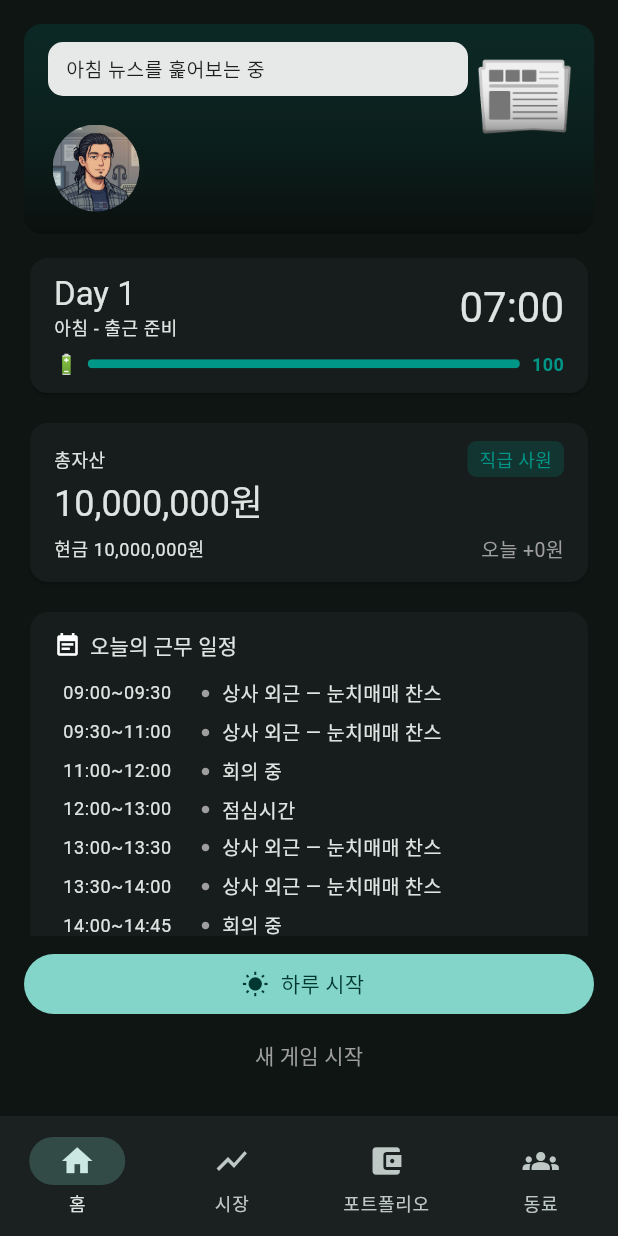
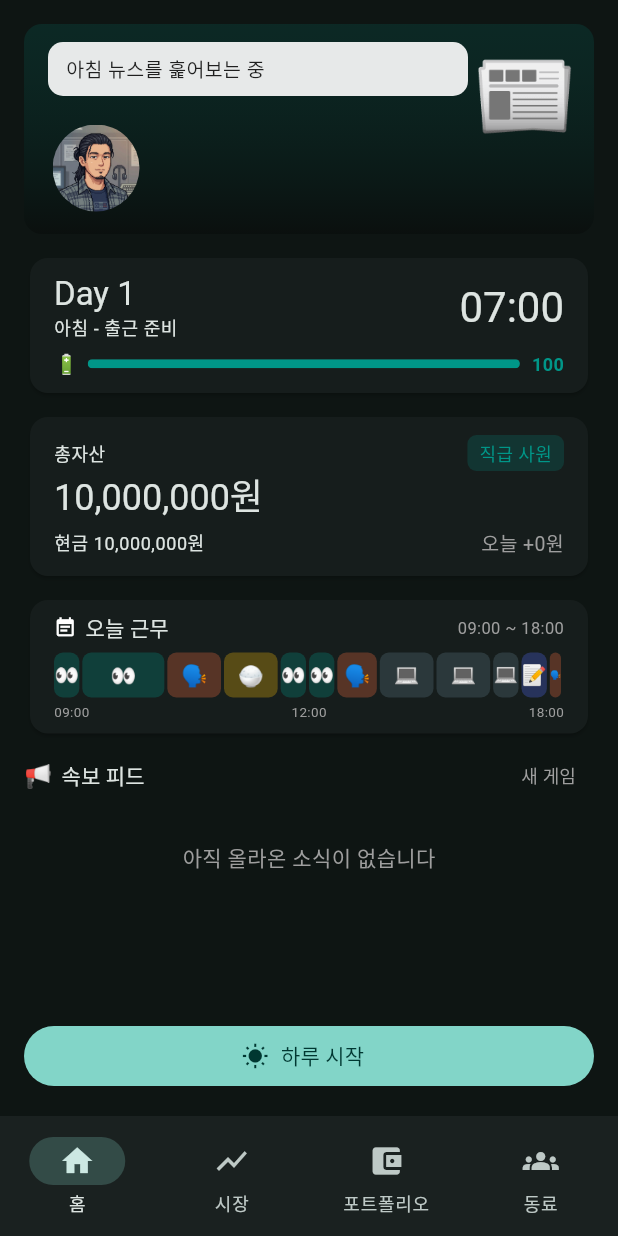
Before and after one commit to saechimdaeki/stock_life_game, a Flutter app: the MainShell screen opened directly, on a phone screen of 412 x 824 dp. Run offline on Flutter 3.47's test engine with Material 3 defaults, Android fonts, the phone set to English and light mode, and no system bars; our stand-ins replace fl_chart, flutter_riverpod, hive_ce_flutter; accounts and stored records are empty.

Commit message:
홈 UI 개선: 근무 일정 가로 타임라인 + 속보 피드 가시성
- 세로 일정 리스트를 길이 비례 가로 타임라인 바로 교체(현재 블록 강조, 색·이모지)
- 속보 피드가 화면 대부분을 차지하도록 상단 카드를 스크롤 영역으로 이동, 컨트롤만 하단 고정
- 시계 카드의 현재 블록 칩 제거(타임라인이 대체), 새 게임 버튼을 피드 헤더로 이동
- 순서 기억 미니게임 시연을 취소 가능한 타이머 체인으로 교체(테스트 플레이크 수정)

Co-Authored-By: Claude Fable 5 <noreply@anthropic.com>

```diff
--- a/lib/ui/screens/home_screen.dart
+++ b/lib/ui/screens/home_screen.dart
@@ -24,43 +24,46 @@ class HomeScreen extends ConsumerWidget {
         child: Column(
           crossAxisAlignment: CrossAxisAlignment.stretch,
           children: [
-            SceneView(controller: controller),
-            const SizedBox(height: 12),
-            _ClockCard(controller: controller),
-            const SizedBox(height: 12),
-            _AssetCard(session: session),
-            const SizedBox(height: 12),
+            // 컨트롤만 하단 고정, 나머지는 함께 스크롤(작은 화면 오버플로 방지).
             Expanded(
               child: ListView(
                 padding: EdgeInsets.zero,
                 children: [
-                  _ScheduleCard(
+                  SceneView(controller: controller),
+                  const SizedBox(height: 12),
+                  _ClockCard(controller: controller),
+                  const SizedBox(height: 8),
+                  _AssetCard(session: session),
+                  const SizedBox(height: 8),
+                  _ScheduleTimeline(
                     session: session,
                     currentMinute: session.clock.phase == DayPhase.work
                         ? session.clock.minuteOfDay
                         : null,
                   ),
-                  const SizedBox(height: 12),
+                  const SizedBox(height: 4),
                   Row(
                     children: [
-                      const Text('📢', style: TextStyle(fontSize: 16)),
+                      const Text('📢', style: TextStyle(fontSize: 15)),
                       const SizedBox(width: 6),
                       Text('속보 피드',
-                          style: Theme.of(context).textTheme.titleMedium),
+                          style: Theme.of(context).textTheme.titleSmall),
+                      const Spacer(),
+                      TextButton(
+                        onPressed: () => _confirmNewGame(context, controller),
+                        style: TextButton.styleFrom(
+                            visualDensity: VisualDensity.compact),
+                        child: const Text('새 게임',
+                            style: TextStyle(color: Colors.grey, fontSize: 12)),
+                      ),
                     ],
                   ),
-                  const SizedBox(height: 8),
                   _NewsFeed(session: session),
                 ],
               ),
             ),
             const SizedBox(height: 8),
             _DayControls(controller: controller),
-            TextButton(
-              onPressed: () => _confirmNewGame(context, controller),
-              child: const Text('새 게임 시작',
-                  style: TextStyle(color: Colors.grey)),
-            ),
           ],
         ),
       ),
@@ -104,9 +107,6 @@ class _ClockCard extends StatelessWidget {
   Widget build(BuildContext context) {
     final session = controller.session;
     final clock = session.clock;
-    final block = clock.phase == DayPhase.work
-        ? session.todaySchedule.blockAt(clock.minuteOfDay)
-        : null;
     return Card(
       child: Padding(
         padding: const EdgeInsets.symmetric(horizontal: 16, vertical: 10),
@@ -129,10 +129,6 @@ class _ClockCard extends StatelessWidget {
                     style: Theme.of(context).textTheme.headlineMedium),
               ],
             ),
-            if (block != null) ...[
-              const SizedBox(height: 8),
-              _BlockChip(block: block),
-            ],
             const SizedBox(height: 6),
             _ConditionBar(condition: session.condition),
           ],
@@ -173,33 +169,6 @@ class _ConditionBar extends StatelessWidget {
             style: TextStyle(
                 fontSize: 12, color: color, fontWeight: FontWeight.w700)),
       ],
-    );
-  }
-}
-
-/// 현재 근무 상황 표시(분위기용). 매매는 언제든 가능.
-class _BlockChip extends StatelessWidget {
-  const _BlockChip({required this.block});
-
-  final WorkBlock block;
-
-  @override
-  Widget build(BuildContext context) {
-    return Container(
-      padding: const EdgeInsets.symmetric(horizontal: 10, vertical: 5),
-      decoration: BoxDecoration(
-        color: Colors.white.withValues(alpha: 0.08),
-        borderRadius: BorderRadius.circular(8),
-      ),
-      child: Row(
-        mainAxisSize: MainAxisSize.min,
-        children: [
-          const Icon(Icons.work_outline, size: 16, color: Colors.grey),
-          const SizedBox(width: 6),
-          Text(block.label,
-              style: const TextStyle(color: Colors.grey, fontSize: 13)),
-        ],
-      ),
     );
   }
 }
@@ -256,84 +225,117 @@ class _AssetCard extends StatelessWidget {
   }
 }
 
-/// 오늘의 근무 일정표. 하루 종일 표시하며, 근무 중이면 현재 블록을 강조한다.
-class _ScheduleCard extends StatelessWidget {
-  const _ScheduleCard({required this.session, this.currentMinute});
+/// 오늘의 근무 일정을 가로 타임라인 바(09~18시, 길이 비례)로 그린다.
+/// 근무 중이면 현재 블록을 밝게 강조하고 상단에 "지금" 라벨을 띄운다.
+class _ScheduleTimeline extends StatelessWidget {
+  const _ScheduleTimeline({required this.session, this.currentMinute});
 
   final GameSession session;
 
   /// 근무 시간이면 현재 시각(분), 아니면 null.
   final int? currentMinute;
 
-  String _hhmm(int minute) {
-    final h = (minute ~/ 60) % 24;
-    final m = minute % 60;
-    return '${h.toString().padLeft(2, '0')}:${m.toString().padLeft(2, '0')}';
-  }
+  static String _emoji(WorkBlockKind kind) => switch (kind) {
+        WorkBlockKind.meeting => '🗣',
+        WorkBlockKind.focus => '💻',
+        WorkBlockKind.report => '📝',
+        WorkBlockKind.bossAway => '👀',
+        WorkBlockKind.lunch => '🍚',
+      };
+
+  static Color _color(WorkBlockKind kind) => switch (kind) {
+        WorkBlockKind.meeting => Colors.deepOrangeAccent,
+        WorkBlockKind.focus => Colors.blueGrey,
+        WorkBlockKind.report => Colors.indigoAccent,
+        WorkBlockKind.bossAway => Colors.teal,
+        WorkBlockKind.lunch => Colors.amber,
+      };
 
   @override
   Widget build(BuildContext context) {
     final blocks = session.todaySchedule.blocks;
+    final current = currentMinute == null
+        ? null
+        : session.todaySchedule.blockAt(currentMinute!);
     return Card(
       child: Padding(
-        padding: const EdgeInsets.symmetric(horizontal: 16, vertical: 12),
+        padding: const EdgeInsets.fromLTRB(16, 8, 16, 8),
         child: Column(
           crossAxisAlignment: CrossAxisAlignment.start,
           children: [
             Row(
               children: [
-                const Icon(Icons.event_note, size: 18),
+                const Icon(Icons.event_note, size: 15),
                 const SizedBox(width: 6),
-                Text('오늘의 근무 일정',
-                    style: Theme.of(context).textTheme.titleSmall),
+                Text('오늘 근무', style: Theme.of(context).textTheme.titleSmall),
+                const Spacer(),
+                Text(
+                  current != null ? '지금: ${current.label}' : '09:00 ~ 18:00',
+                  style: TextStyle(
+                      fontSize: 11,
+                      color: current != null ? Colors.teal : Colors.grey,
+                      fontWeight:
+                          current != null ? FontWeight.w700 : FontWeight.normal),
+                ),
               ],
             ),
-            const SizedBox(height: 8),
-            for (final b in blocks)
-              Builder(builder: (context) {
-                final active =
-                    currentMinute != null && b.contains(currentMinute!);
-                return Container(
-                  padding: const EdgeInsets.symmetric(vertical: 3, horizontal: 6),
-                  decoration: active
-                      ? BoxDecoration(
-                          color: Colors.teal.withValues(alpha: 0.18),
-                          borderRadius: BorderRadius.circular(6),
-                        )
-                      : null,
-                  child: Row(
-                    children: [
-                      SizedBox(
-                        width: 92,
-                        child: Text('${_hhmm(b.startMin)}~${_hhmm(b.endMin)}',
-                            style: Theme.of(context).textTheme.bodySmall),
+            const SizedBox(height: 6),
+            SizedBox(
+              height: 30,
+              child: Row(
+                children: [
+                  for (final b in blocks)
+                    Expanded(
+                      flex: b.endMin - b.startMin,
+                      child: Tooltip(
+                        message:
+                            '${_hhmm(b.startMin)}~${_hhmm(b.endMin)} ${b.label}',
+                        child: Builder(builder: (context) {
+                          final active = currentMinute != null &&
+                              b.contains(currentMinute!);
+                          return Container(
+                            margin: const EdgeInsets.only(right: 2),
+                            alignment: Alignment.center,
+                            decoration: BoxDecoration(
+                              color: _color(b.kind)
+                                  .withValues(alpha: active ? 0.85 : 0.28),
+                              borderRadius: BorderRadius.circular(6),
+                              border: active
+                                  ? Border.all(color: Colors.white70)
+                                  : null,
+                            ),
+                            child: FittedBox(
+                              fit: BoxFit.scaleDown,
+                              child: Text(_emoji(b.kind),
+                                  style: const TextStyle(fontSize: 14)),
+                            ),
+                          );
+                        }),
                       ),
-                      Icon(Icons.circle,
-                          size: 6,
-                          color: active ? Colors.teal : Colors.grey),
-                      const SizedBox(width: 8),
-                      Expanded(
-                        child: Text(b.label,
-                            style: TextStyle(
-                                fontSize: 13,
-                                color: active ? Colors.teal : null,
-                                fontWeight:
-                                    active ? FontWeight.w700 : FontWeight.normal)),
-                      ),
-                      if (active)
-                        const Text('지금',
-                            style: TextStyle(
-                                fontSize: 11,
-                                color: Colors.teal,
-                                fontWeight: FontWeight.w700)),
-                    ],
-                  ),
-                );
-              }),
+                    ),
+                ],
+              ),
+            ),
+            const SizedBox(height: 3),
+            const Row(
+              children: [
+                Text('09:00', style: TextStyle(fontSize: 9, color: Colors.grey)),
+                Spacer(),
+                Text('12:00', style: TextStyle(fontSize: 9, color: Colors.grey)),
+                Spacer(),
+                Text('18:00', style: TextStyle(fontSize: 9, color: Colors.grey)),
+              ],
+            ),
           ],
         ),
       ),
     );
+  }
+
+  static String _hhmm(int minute) {
+    final h = (minute ~/ 60) % 24;
+    final m = minute % 60;
+    return '${h.toString().padLeft(2, '0')}:${m.toString().padLeft(2, '0')}';
   }
 }
 
--- a/lib/ui/screens/minigames.dart
+++ b/lib/ui/screens/minigames.dart
@@ -480,28 +480,48 @@ class _SequenceGameState extends State<SequenceGame> {
   int _inputIdx = 0;
   bool _done = false;
 
+  // 시연은 취소 가능한 단발 타이머 체인으로 돌린다 (언마운트 시 잔여 타이머 없음).
+  Timer? _timer;
+  int _playIdx = 0;
+  bool _lit = false;
+
   @override
   void initState() {
     super.initState();
     final rng = Random();
     _seq = List.generate(4, (_) => rng.nextInt(4));
-    _playback();
+    _timer = Timer(const Duration(milliseconds: 500), _stepPlayback);
   }
 
-  Future<void> _playback() async {
-    // 컨디션이 나쁘면 깜빡임이 짧아져 외우기 어렵다 (450ms → 270ms).
-    final on = Duration(
-        milliseconds: (450 * (1 - widget.handicap * 0.4)).round());
-    await Future<void>.delayed(const Duration(milliseconds: 500));
-    for (final i in _seq) {
-      if (!mounted) return;
-      setState(() => _flashing = i);
-      await Future<void>.delayed(on);
-      if (!mounted) return;
-      setState(() => _flashing = -1);
-      await Future<void>.delayed(const Duration(milliseconds: 160));
+  @override
+  void dispose() {
+    _timer?.cancel();
+    super.dispose();
+  }
+
+  void _stepPlayback() {
+    if (!mounted) return;
+    if (_lit) {
+      setState(() {
+        _flashing = -1;
+        _lit = false;
+        _playIdx++;
+      });
+      if (_playIdx >= _seq.length) {
+        setState(() => _showing = false);
+        return;
+      }
+      _timer = Timer(const Duration(milliseconds: 160), _stepPlayback);
+    } else {
+      setState(() {
+        _flashing = _seq[_playIdx];
+        _lit = true;
+      });
+      // 컨디션이 나쁘면 깜빡임이 짧아져 외우기 어렵다 (450ms → 270ms).
+      final on = Duration(
+          milliseconds: (450 * (1 - widget.handicap * 0.4)).round());
+      _timer = Timer(on, _stepPlayback);
     }
-    if (mounted) setState(() => _showing = false);
   }
 
   void _tap(int i) {
```
